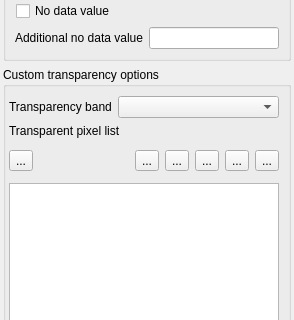
Before: the Qt Designer form src/ui/raster/qgsrastertransparencywidget.ui in qgis/QGIS, drawn with Qt 5; both pictures show x 0 to 294 and y 119 to 439 of the 294 by 623 pixel window.
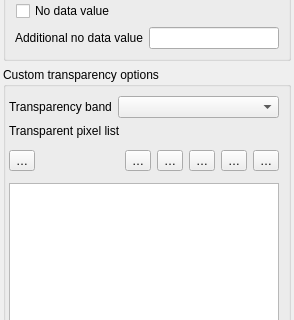
After: the same form once the commit is applied. Icons and pictures are not drawn. Custom widgets are drawn as their Qt base class.

```diff
--- a/src/ui/raster/qgsrastertransparencywidget.ui
+++ b/src/ui/raster/qgsrastertransparencywidget.ui
@@ -285,7 +285,7 @@
            <string>Export to file</string>
           </property>
           <property name="text">
-           <string>...</string>
+           <string>…</string>
           </property>
           <property name="icon">
            <iconset resource="../../../images/images.qrc">
@@ -312,7 +312,7 @@
            <string>Import from file</string>
           </property>
           <property name="text">
-           <string>...</string>
+           <string>…</string>
           </property>
           <property name="icon">
            <iconset resource="../../../images/images.qrc">
@@ -326,7 +326,7 @@
            <string>Default values</string>
           </property>
           <property name="text">
-           <string>...</string>
+           <string>…</string>
           </property>
           <property name="icon">
            <iconset resource="../../../images/images.qrc">
@@ -340,7 +340,7 @@
            <string>Remove selected row</string>
           </property>
           <property name="text">
-           <string>...</string>
+           <string>…</string>
           </property>
           <property name="icon">
            <iconset resource="../../../images/images.qrc">
@@ -357,7 +357,7 @@
            <string>Add values from display</string>
           </property>
           <property name="text">
-           <string>...</string>
+           <string>…</string>
           </property>
           <property name="icon">
            <iconset resource="../../../images/images.qrc">
@@ -371,7 +371,7 @@
            <string>Add values manually</string>
           </property>
           <property name="text">
-           <string>...</string>
+           <string>…</string>
           </property>
           <property name="icon">
            <iconset resource="../../../images/images.qrc">
```
